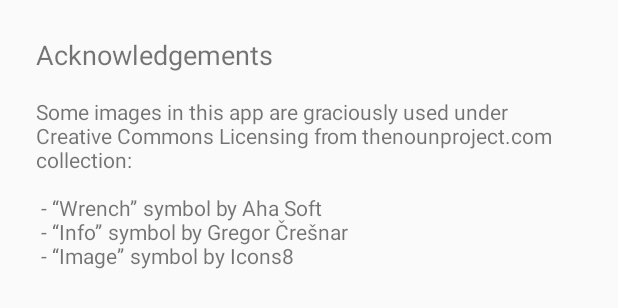
After one commit to dimagi/commcare-developer-toolkit, an Android app: the layout acknowledgements_dialog.xml on its own in the app's theme, with its tools: preview values and no code run, on a phone screen of 412 x 824 dp. The commit adds this screen. Shown: the top 308 px of the screen. Run offline under Robolectric (Android 15) with nearby library versions, the phone set to English and light mode, and no system bars.

Commit message:
add acknowledgements to the noun project

```diff
--- a/app/src/main/java/dalvik/commcare/org/commcaredevelopertoolkit/activities/HomeActivity.java
+++ b/app/src/main/java/dalvik/commcare/org/commcaredevelopertoolkit/activities/HomeActivity.java
@@ -2,8 +2,12 @@ package dalvik.commcare.org.commcaredevelopertoolkit.activities;
 
 import android.app.Activity;
 import android.os.Bundle;
+import android.support.v7.app.AlertDialog;
 import android.support.v7.app.AppCompatActivity;
 import android.support.v7.widget.Toolbar;
+import android.view.Menu;
+import android.view.MenuItem;
+import android.view.View;
 import android.widget.GridView;
 
 import dalvik.commcare.org.commcaredevelopertoolkit.GridMenuAdapter;
@@ -32,6 +36,21 @@ public class HomeActivity extends AppCompatActivity {
         gridMenu.setAdapter(adapter);
     }
 
+    @Override
+    public boolean onCreateOptionsMenu(Menu menu) {
+        super.onCreateOptionsMenu(menu);
+        menu.add("Acknowledgements");
+        return true;
+    }
+
+    @Override
+    public boolean onOptionsItemSelected(MenuItem item) {
+        AlertDialog.Builder builder = new AlertDialog.Builder(this);
+        builder.setView(View.inflate(this, R.layout.acknowledgements_dialog, null));
+        builder.show();
+        return super.onOptionsItemSelected(item);
+    }
+
     private ToolkitUtility[] getUtilitiesList() {
         ToolkitUtility[] allUtilities = new ToolkitUtility[2];
         allUtilities[0] = new ImageSizingUtility(this);
--- /dev/null
+++ b/app/src/main/res/layout/acknowledgements_dialog.xml
@@ -0,0 +1,20 @@
+<?xml version="1.0" encoding="utf-8"?>
+<LinearLayout xmlns:android="http://schemas.android.com/apk/res/android"
+    android:orientation="vertical" android:layout_width="match_parent"
+    android:padding="@dimen/spacer_triple"
+    android:layout_height="match_parent">
+
+    <TextView
+        android:layout_width="wrap_content"
+        android:layout_height="wrap_content"
+        android:text="@string/acknowledgements_title"
+        android:textSize="@dimen/text_size_medium"
+        android:paddingBottom="@dimen/spacer_double" />
+
+    <TextView
+        android:layout_width="wrap_content"
+        android:layout_height="wrap_content"
+        android:text="@string/acknowledgements"
+        android:textSize="@dimen/text_size_small" />
+
+</LinearLayout>
--- a/app/src/main/res/values/strings.xml
+++ b/app/src/main/res/values/strings.xml
@@ -18,4 +18,10 @@
     <string name="screen_dimensions_label">Screen Dimensions</string>
     <string name="density_label">Screen Density</string>
     <string name="more_coming_string">More utilities will be available soon! Check back for updates.</string>
+    <string name="acknowledgements_title">Acknowledgements</string>
+    <string name="acknowledgements">
+Some images in this app are graciously used under Creative Commons Licensing from thenounproject.com collection:\n\n
+- “Wrench” symbol by Aha Soft \n
+- “Info” symbol by Gregor Črešnar \n
+- “Image” symbol by Icons8 \n</string>
 </resources>
```
